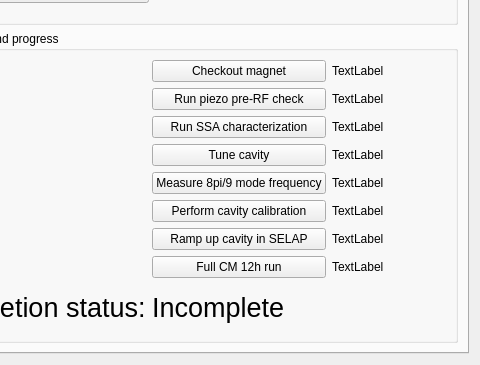
The window that GuidedCommissioningScreens.ui (slaclab/rf_commissioning) describes before a commit, drawn with Qt 5; both pictures show x 112 to 592 and y 333 to 698 of the 592 by 698 pixel window.
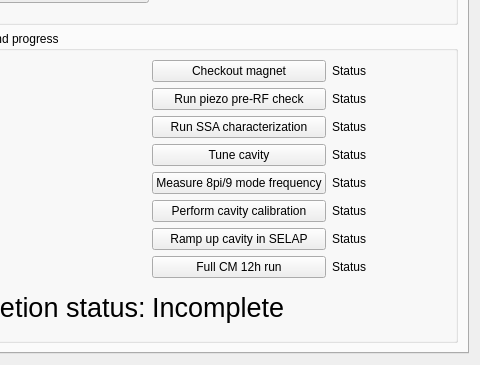
The same window after the commit. The open tabs and pages were chosen to show the change. Custom widgets are drawn as their Qt base class.

Commit message: connected more magnet PVs, inverted color scheme of ps status indicator

The edit to the form file:
```diff
--- a/GuidedCommissioningScreens.ui
+++ b/GuidedCommissioningScreens.ui
@@ -61,7 +61,7 @@
             <item row="0" column="1">
              <widget class="QLabel" name="label_checkout_magnet">
               <property name="text">
-               <string>TextLabel</string>
+               <string>Status</string>
               </property>
              </widget>
             </item>
@@ -75,7 +75,7 @@
             <item row="1" column="1">
              <widget class="QLabel" name="label_piezo_prerf">
               <property name="text">
-               <string>TextLabel</string>
+               <string>Status</string>
               </property>
              </widget>
             </item>
@@ -89,7 +89,7 @@
             <item row="2" column="1">
              <widget class="QLabel" name="label_ssa_char">
               <property name="text">
-               <string>TextLabel</string>
+               <string>Status</string>
               </property>
              </widget>
             </item>
@@ -103,7 +103,7 @@
             <item row="3" column="1">
              <widget class="QLabel" name="label_tune_cavity">
               <property name="text">
-               <string>TextLabel</string>
+               <string>Status</string>
               </property>
              </widget>
             </item>
@@ -117,7 +117,7 @@
             <item row="4" column="1">
              <widget class="QLabel" name="label_measure_8pi9">
               <property name="text">
-               <string>TextLabel</string>
+               <string>Status</string>
               </property>
              </widget>
             </item>
@@ -131,7 +131,7 @@
             <item row="5" column="1">
              <widget class="QLabel" name="label_cavity_calibration">
               <property name="text">
-               <string>TextLabel</string>
+               <string>Status</string>
               </property>
              </widget>
             </item>
@@ -145,7 +145,7 @@
             <item row="6" column="1">
              <widget class="QLabel" name="label_selap_rampup">
               <property name="text">
-               <string>TextLabel</string>
+               <string>Status</string>
               </property>
              </widget>
             </item>
@@ -159,7 +159,7 @@
             <item row="7" column="1">
              <widget class="QLabel" name="label_12hrun">
               <property name="text">
-               <string>TextLabel</string>
+               <string>Status</string>
               </property>
              </widget>
             </item>
```
Left out of the diff: 2 changed lines with no effect on the pictures. The commit also changes 3 other files.
